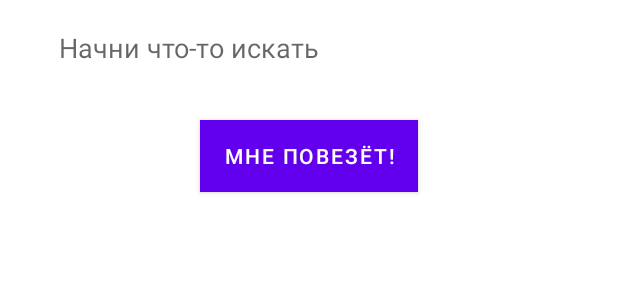
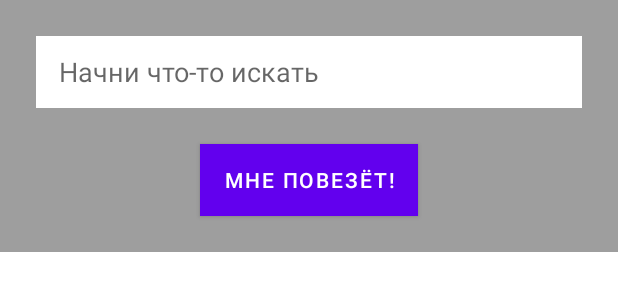
Before and after one commit to dachecker1/InfograceTask, an Android app: the layout tool_search_dialog.xml on its own in the app's theme, with its tools: preview values and no code run, on a phone screen of 412 x 824 dp. Shown: the top 300 px of the screen. Run offline under Robolectric (Android 15) with nearby library versions, the phone set to English and light mode, and no system bars.

```diff
--- a/app/src/main/res/layout/tool_search_dialog.xml
+++ b/app/src/main/res/layout/tool_search_dialog.xml
@@ -1,16 +1,16 @@
 <?xml version="1.0" encoding="utf-8"?>
 <androidx.constraintlayout.widget.ConstraintLayout xmlns:android="http://schemas.android.com/apk/res/android"
     xmlns:app="http://schemas.android.com/apk/res-auto"
-    xmlns:tools="http://schemas.android.com/tools"
     android:layout_width="match_parent"
-    android:layout_height="wrap_content">
+    android:layout_height="wrap_content"
+    android:background="@color/gray">
 
     <EditText
         android:id="@+id/ed_search"
         android:layout_width="0dp"
         android:layout_height="48dp"
         android:layout_marginStart="24dp"
-        android:layout_marginTop="8dp"
+        android:layout_marginTop="24dp"
         android:layout_marginEnd="24dp"
         android:background="@color/cardview_light_background"
         android:ems="10"
@@ -27,7 +27,7 @@
         android:layout_width="wrap_content"
         android:layout_height="wrap_content"
         android:layout_marginTop="24dp"
-        android:layout_marginBottom="32dp"
+        android:layout_marginBottom="24dp"
         android:background="@color/background_main"
         android:text="@string/dialog_search"
         android:textColor="@color/white"
```
Also changed, not shown: app/src/main/java/com/vk/dachecker/infogracetask/presentation/SidePanelAdapter.kt (+4 -3 lines), app/src/main/java/com/vk/dachecker/infogracetask/presentation/SidePanelElementDiffCallback.kt (added, +29 -0 lines).
